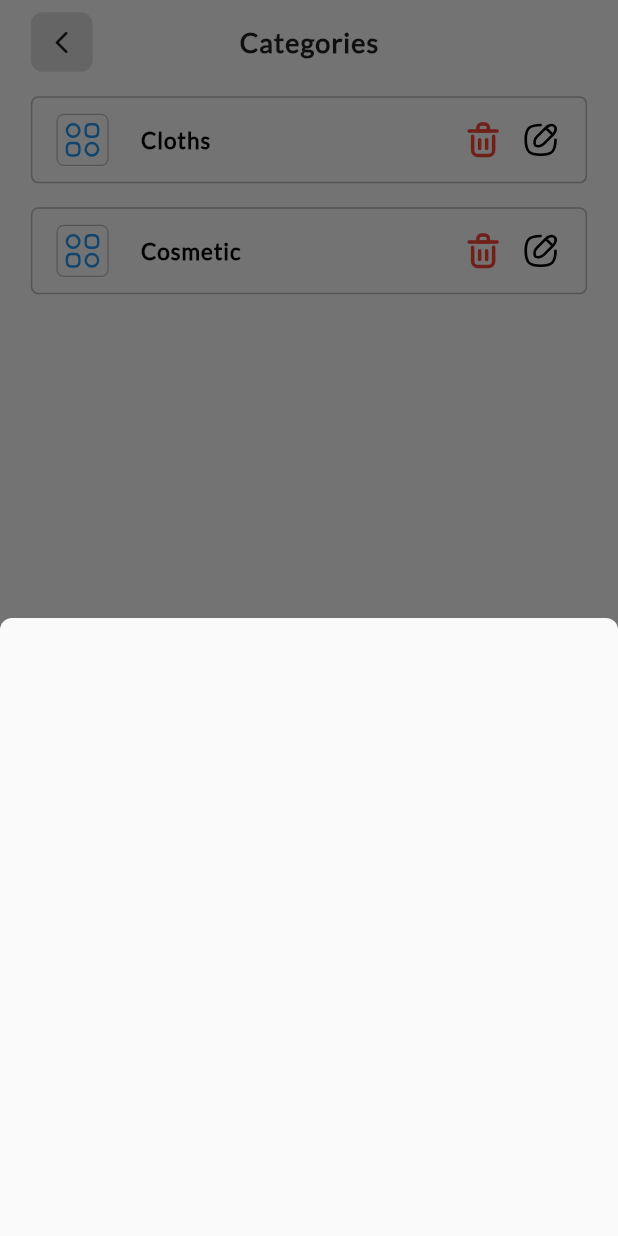
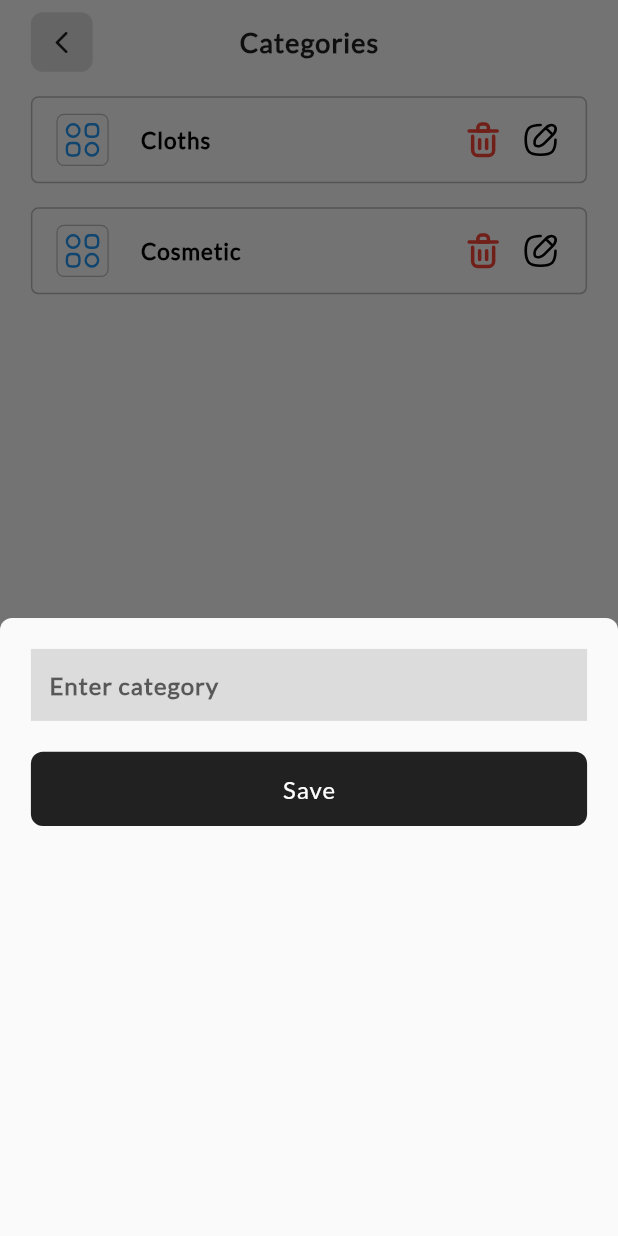
Before and after one commit to kumarabhiyadav/inventory-app, a Flutter app: the CategoryScreen screen opened directly, after a tap on "Add New Category", on a phone screen of 412 x 824 dp. Run offline on Flutter 3.47's test engine with Material 2 defaults, Android fonts, the phone set to English and light mode, and no system bars; our stand-ins replace flutter_svg.

Commit message:
category add

```diff
--- a/lib/InventoryModule/models/inventory_models.dart
+++ b/lib/InventoryModule/models/inventory_models.dart
@@ -3,6 +3,9 @@ class CategoryModel {
   String name;
   String imagePath = "assets/svgs/category.svg";
   CategoryModel({required this.id, required this.name});
+
+
+ static fromJson(data) => CategoryModel(id: data['_id'], name: data['name']);
 }
 
 class ProductModel {
--- a/lib/InventoryModule/screens/category_screen.dart
+++ b/lib/InventoryModule/screens/category_screen.dart
@@ -1,9 +1,13 @@
+// ignore_for_file: use_build_context_synchronously
+
 import 'package:flutter/material.dart';
 import 'package:inventory_app/InventoryModule/models/inventory_models.dart';
 import 'package:inventory_app/InventoryModule/providers/inventory_provider.dart';
 import 'package:inventory_app/InventoryModule/screens/product_screens.dart';
 import 'package:inventory_app/commonWidgets/app_bar.dart';
 import 'package:inventory_app/commonWidgets/name_tile.dart';
+import 'package:inventory_app/commonWidgets/primary_button.dart';
+import 'package:inventory_app/commonWidgets/snack_bar.dart';
 import 'package:provider/provider.dart';
 
 class CategoryScreen extends StatefulWidget {
@@ -14,9 +18,10 @@ class CategoryScreen extends StatefulWidget {
 }
 
 class _CategoryScreenState extends State<CategoryScreen> {
+  final TextEditingController _categoryController = TextEditingController();
+
   @override
   Widget build(BuildContext context) {
-
     final size = MediaQuery.of(context).size;
     final List<CategoryModel> categories =
         Provider.of<InventoryProvider>(context).categories;
@@ -31,8 +36,7 @@ class _CategoryScreenState extends State<CategoryScreen> {
               color: Colors.transparent,
             )),
         itemBuilder: ((context, index) => GestureDetector(
-              onTap: () =>
-                Navigator.push(
+              onTap: () => Navigator.push(
                 context,
                 MaterialPageRoute(
                   builder: (context) => ProductScreen(
@@ -47,7 +51,6 @@ class _CategoryScreenState extends State<CategoryScreen> {
             )),
         itemCount: categories.length,
       ),
-
       floatingActionButton: FloatingActionButton.extended(
           onPressed: () {
             showModalBottomSheet(
@@ -59,19 +62,57 @@ class _CategoryScreenState extends State<CategoryScreen> {
                 ),
                 context: context,
                 isScrollControlled: true,
-                    builder: (context) =>  Container(
-                      height: size.height*0.5,
+                builder: (context) => Container(
+                      padding: EdgeInsets.all(size.width * 0.05),
+                      height: size.height * 0.5,
                       child: Column(
                         children: [
+                          TextFormField(
+                            controller: _categoryController,
+                            validator: ((value) {
+                              if (value!.trim().isEmpty) {
+                                return "Please Choose a date";
+                              }
+                              return null;
+                            }),
+                            style: const TextStyle(
+                                color: Colors.black,
+                                fontWeight: FontWeight.w600),
+                            decoration: const InputDecoration(
+                                focusedBorder: InputBorder.none,
+                                enabledBorder: InputBorder.none,
+                                fillColor: Colors.black12,
+                                focusColor: Colors.grey,
+                                filled: true,
+                                hintText: "Enter category"),
+                          ),
+                          SizedBox(
+                            height: size.width * 0.05,
+                          ),
+                          PrimaryButton(
+                              function: () async {
+                                if (_categoryController.text.trim() == "") {
+                                  return;
+                                }
+                               final response  = await Provider.of<InventoryProvider>(context,
+                                        listen: false)
+                                    .createCategory(
+                                        name: _categoryController.text);
+                                        Navigator.of(context).pop();
+                                        if(response!=null){
+                                           showSnackBar(context: context, title: "Category Added Successfully");
+                                           setState(() {
+                                             _categoryController.text = "";
+                                           });
+                                        }
 
+                              },
+                              height: size.width * 0.12,
+                              title: "Save",
+                              width: size.width * 0.9)
                         ],
                       ),
-                    ))
-                .then((value) {
-              if (value != null) {
-                print(value);
-              }
-            });
+                    ));
             // Navigator.push(
             //     context,
             //     MaterialPageRoute(
--- a/lib/main.dart
+++ b/lib/main.dart
@@ -6,9 +6,7 @@ import 'package:inventory_app/purchaseModule/providers/purchase_provider.dart';
 import 'package:inventory_app/purchaseModule/providers/supplier_provider.dart';
 import 'package:provider/provider.dart';
 
-void main() {
-  runApp(const MyApp());
-}
+void main() => runApp(const MyApp());
 
 class MyApp extends StatelessWidget {
   const MyApp({Key? key}) : super(key: key);
```
Also changed, not shown: lib/InventoryModule/providers/inventory_provider.dart (+14 -0 lines), lib/api.dart (+10 -0 lines), lib/commonWidgets/snack_bar.dart (added, +18 -0 lines), lib/purchaseModule/providers/supplier_provider.dart (+11 -21 lines). Lines whose indentation alone changed are shown as unchanged.
